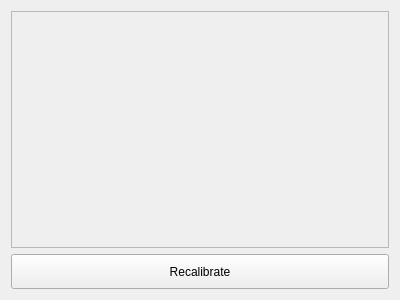
This is pages/printer/widgets/printerbed/adjustment/adjustmentscrewframe.ui in DigitalArtifex/Flo as Qt 5 draws it before an edit. The edited form follows.
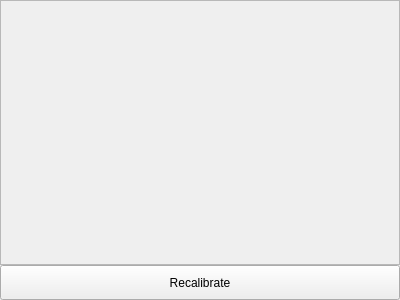
This is the edited form.

Diff of the .ui file:
```diff
--- a/pages/printer/widgets/printerbed/adjustment/adjustmentscrewframe.ui
+++ b/pages/printer/widgets/printerbed/adjustment/adjustmentscrewframe.ui
@@ -14,6 +14,21 @@
    <string>Frame</string>
   </property>
   <layout class="QGridLayout" name="gridLayout">
+   <property name="leftMargin">
+    <number>0</number>
+   </property>
+   <property name="topMargin">
+    <number>0</number>
+   </property>
+   <property name="rightMargin">
+    <number>0</number>
+   </property>
+   <property name="bottomMargin">
+    <number>0</number>
+   </property>
+   <property name="spacing">
+    <number>0</number>
+   </property>
    <item row="0" column="0" colspan="2">
     <widget class="QFrame" name="dataFrame">
      <property name="frameShape">
```
